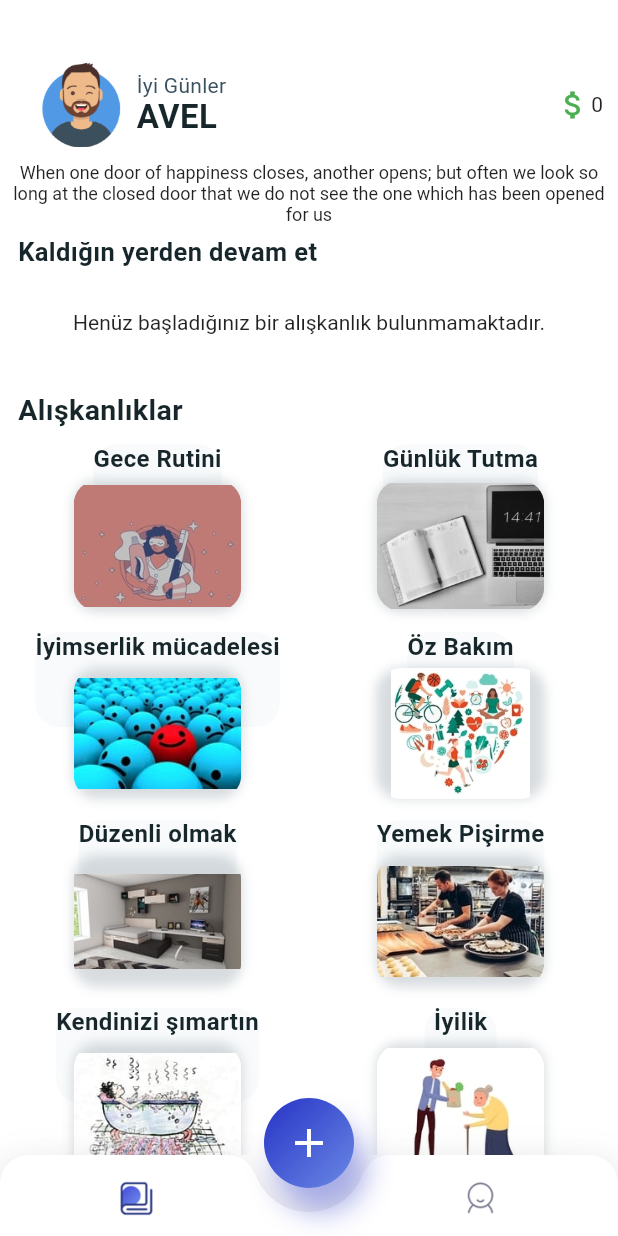
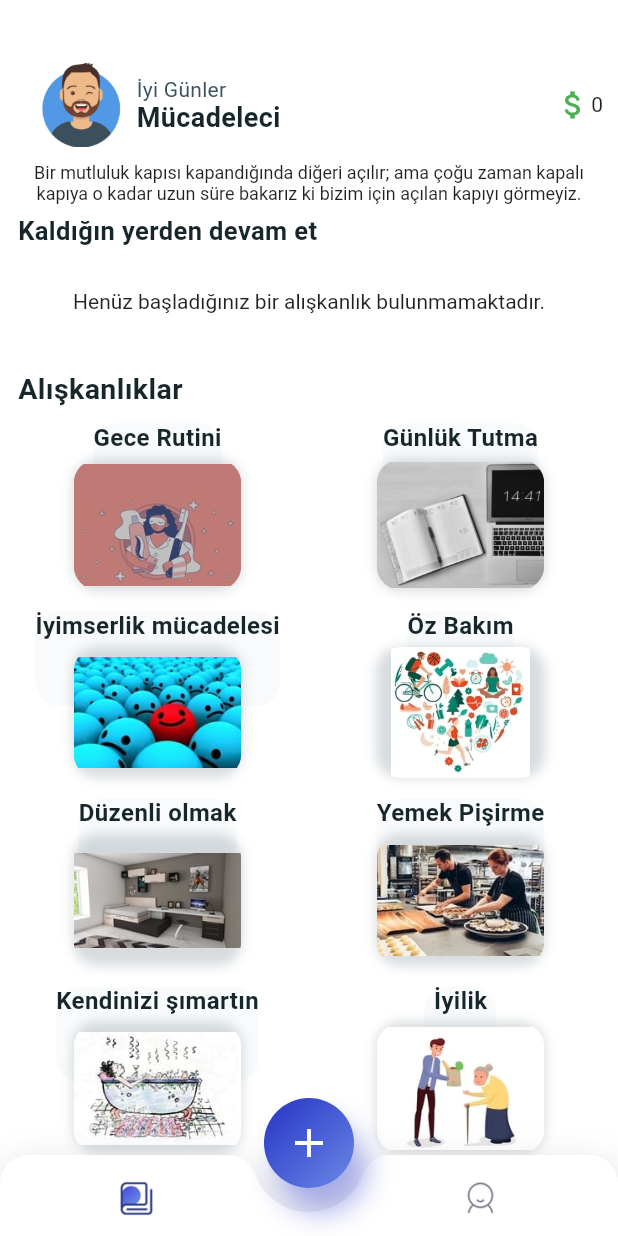
Before and after one commit to AvniErtas/21day_challange, a Flutter app: the screen it shows after launch, on a phone screen of 412 x 824 dp. Run offline on Flutter 3.47's test engine with Material 2 defaults, Android fonts, the phone set to English and light mode, and no system bars; drawn by our look-alikes of auto_size_text; our stand-ins replace floor, shared_preferences, sqflite; missing offline and left inert: animator, scratcher, tutorial_coach_mark; accounts and stored records are empty; generated files the repository leaves out were written again.

Commit message:
update fix

```diff
--- a/lib/documents/challanges.dart
+++ b/lib/documents/challanges.dart
@@ -253,32 +253,32 @@ class Challanges {
           "Hayat ne olursa olsun yaşamaya değer !"
         ]),
     Challange(
-        challangesName: "Evde egzersiz/eksik",
+        challangesName: "Evde egzersiz",
         description:
             "Acele etmeyin , 21 gün boyunca evinizde yapacağınız egzersiz planınız hazır !",
         imagePath: "assets/design_course/evde_egzersiz.jpg",
         days: [
-          "İlk olarak 10 dk ısının ve 20 squat , 10 şınav , 30 saniye plank yapın.",
-          "15 squat , 15 diz çekme , 20x4 ip atlama , 20 saniye duvarda oturma pozisyonu alın",
-          "15 şınav , 15 squat , 20 diz çekme",
-          "30 saniye plank , 20 şınav , 15 squat",
-          "",
-          "",
-          "",
-          "",
-          "",
-          "",
-          "",
-          "",
-          "",
-          "",
-          "",
-          "",
-          "",
-          "",
-          "",
-          "",
-          ""
+              "Tebrikler , evde egzersiz yapma alışkanlığınız an itibari ile başlamış bulunmakta, ilk olarak kendiniz için uygun zaman dilimini belirleyin ve bir program oluşturun.Esneme, kuvvet antrenmanları, yoga, kardiyo gibi birden fazla egzersizden bir veya iki adet belirleyin",
+              "Bugün 7 dakikanızı ayırıp antrenmanınıza ek olarak ip atlamayı deneyin",
+                  "Hergün mutlaka 10 adet squat yapmaya çalışın",
+                  "Eminim çok iyi gidiyorsun kendini motive etmek için hızlıca 10 adet şınav çek",
+                  "Bizim önerimiz olan program bugün itibariyle başlıyor, istersen kendi programını bu program ile karıştırabilirsin, 15 squat , 15 diz çekme , 20x4 ip atlama , 20 saniye duvarda oturma pozisyonu alın",
+              "15 şınav , 15 squat , 20 diz çekme",
+                  "30 saniye plank , 20 şınav , 15 squat",
+                  "15x2 şınav , 15x2 squat , 10 diz çekme",
+                  "Bugün kendine ara ver küçük tatlı kaçamakları yapabilirsin(ama küçük !!)",
+                  "20 dk yürü ve esneme hareketleri yap , 15x2 şınav , 15x2 squat , 20x2 ip atlama",
+                  "15x2 şınav , 15x2 squat , 20x4 ip atlama",
+                  "Şınav ve squat birleşimi harika geliyor değil mi !! Bugün biraz mekik çekelim. 25x4 zorlu ama harika bir başlangıç olacak",
+                  "15x2 şınav , 15x2 squat , 25x4 mekik , 30 saniye plank ... evet bu biraz zorlayacak ancak çok iyi gidiyorsun",
+                  "15x3 şınav , şınav sayımız artıyor kollarının yandığını hissedeceksin , 15x3 squat (sıkı kalçalar için şart)",
+                  "Bugün tekrar ara verelim merak etme kasların dinlenirken gelişmeye devam eder. Yavaş yavaş bu rutine alıştığını hissediyorum",
+                  "Bugün biraz bacak çalışması yapalım , 15x4 calf rise hareketini yap hareketi bilmiyorsan google üzerinden yardım al kolları dinlendirmeye devam",
+                  "Evet bugün kendimizi biraz zorlayacağız 25x4 ip atlama, 25x2 şınav , 30x2 squat ara sıra kendini bu şekilde yüksek tekrara alıştırmalısın",
+                  "Bacakları bugün dinlendiriyoruz biraz kendimizi motive etmek için sakin bir müzik aç ve bugün sadece güzel bir yürüyüş yap",
+                  "Haydi sona çok yaklaştık artık bu rutin seni özel kılacak , 15x4 şınav, 15x4 mekik , 25x4 ip atlama",
+                  "Bugün final öncesi son günün kendi kendine bir program yap ve başaracağına inan",
+                  "Tebrikler !!! tam olarak 21. gündesin artık vücudunu daha iyi tanıyorsun biz göğüs,kol,bacağa önem verdik diğer yerler için kendi programını artık sende hazırlayabilirsin"
         ]),
     Challange(
         challangesName: "Verimlilik",
--- a/lib/screens/design_course/home_design_course.dart
+++ b/lib/screens/design_course/home_design_course.dart
@@ -44,7 +44,7 @@ class _DesignCourseHomeScreenState extends State<DesignCourseHomeScreen> {
                       padding: const EdgeInsets.symmetric(vertical: 8.0),
                       child: Center(
                           child: Text(
-                        "When one door of happiness closes, another opens; but often we look so long at the closed door that we do not see the one which has been opened for us",
+                        "Bir mutluluk kapısı kapandığında diğeri açılır; ama çoğu zaman kapalı kapıya o kadar uzun süre bakarız ki bizim için açılan kapıyı görmeyiz.",
                         style: TextStyle(fontSize: 12),
                         textAlign: TextAlign.center,
                       )),
@@ -284,11 +284,11 @@ class _DesignCourseHomeScreenState extends State<DesignCourseHomeScreen> {
                 ),
               ),
               Text(
-                'AVEL',
+                'Mücadeleci',
                 textAlign: TextAlign.left,
                 style: TextStyle(
                   fontWeight: FontWeight.bold,
-                  fontSize: 22,
+                  fontSize: 18,
                   letterSpacing: 0.27,
                   color: DesignCourseAppTheme.darkerText,
                 ),
--- a/lib/screens/profilepage.dart
+++ b/lib/screens/profilepage.dart
@@ -70,7 +70,7 @@ class _ProfilePageState extends State<ProfilePage> {
             children: [
               Icon(Icons.male,size: 30,),
               Text(
-                "Avel",
+                "MÜCADELECİ",
                 style: TextStyle(fontSize: 18, fontWeight: FontWeight.bold),
               ),
               Icon(
```
Also changed, not shown: 5 other files.
